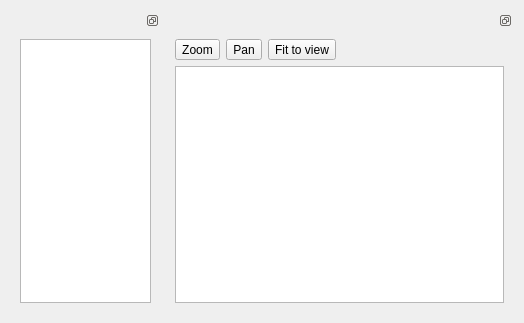
First picture: the form in mapview.ui, repository ArashMassoudieh/WaterwAIs, before the edit.
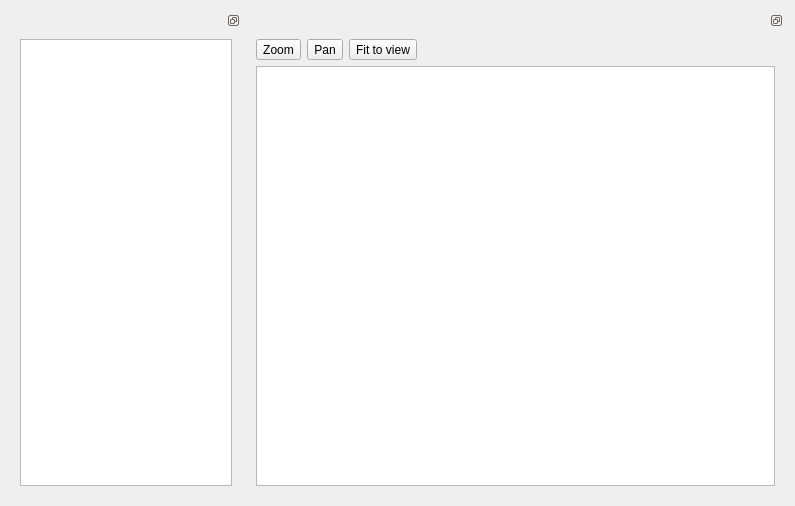
Second picture: the form after the edit. Custom widgets are drawn as their Qt base class.

What changed in the file:
```diff
--- a/mapview.ui
+++ b/mapview.ui
@@ -6,8 +6,8 @@
    <rect>
     <x>0</x>
     <y>0</y>
-    <width>524</width>
-    <height>323</height>
+    <width>795</width>
+    <height>506</height>
    </rect>
   </property>
   <property name="windowTitle">
@@ -24,7 +24,7 @@
      </property>
      <property name="minimumSize">
       <size>
-       <width>98</width>
+       <width>118</width>
        <height>120</height>
       </size>
      </property>
@@ -34,7 +34,23 @@
      <widget class="QWidget" name="dockWidgetContents_2">
       <layout class="QHBoxLayout" name="horizontalLayout_3">
        <item>
-        <widget class="QListWidget" name="listWidget"/>
+        <widget class="QListView" name="lstLayers">
+         <property name="editTriggers">
+          <set>QAbstractItemView::NoEditTriggers</set>
+         </property>
+         <property name="dragEnabled">
+          <bool>true</bool>
+         </property>
+         <property name="dragDropMode">
+          <enum>QAbstractItemView::DragDrop</enum>
+         </property>
+         <property name="defaultDropAction">
+          <enum>Qt::IgnoreAction</enum>
+         </property>
+         <property name="alternatingRowColors">
+          <bool>true</bool>
+         </property>
+        </widget>
        </item>
       </layout>
      </widget>
```
